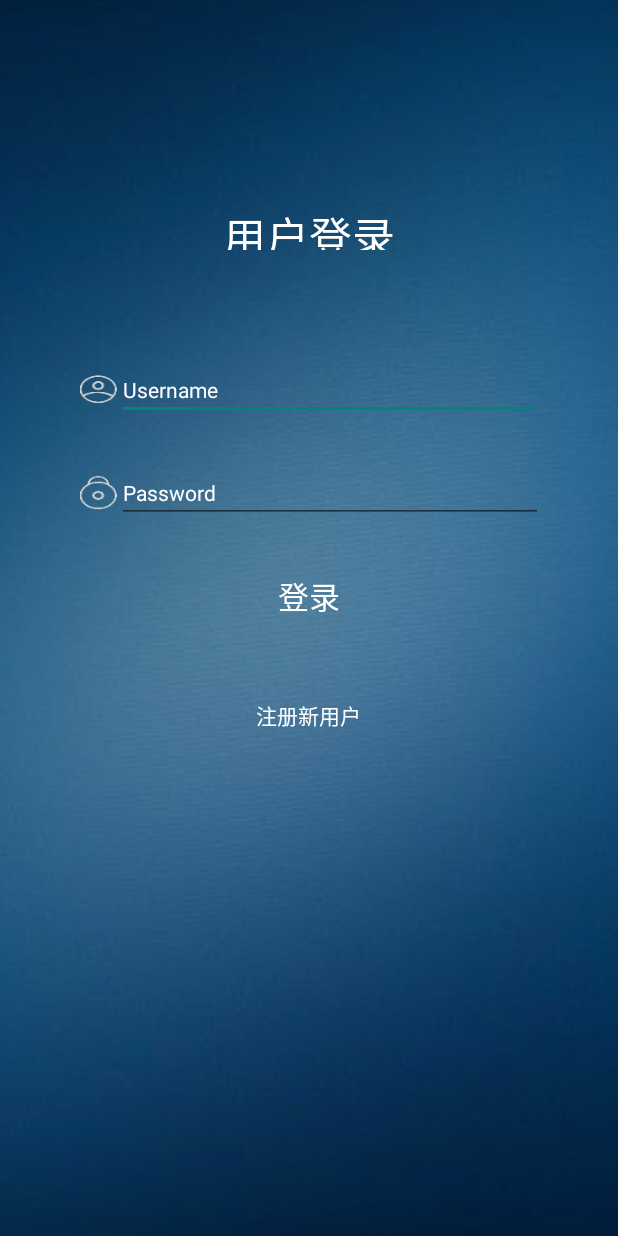
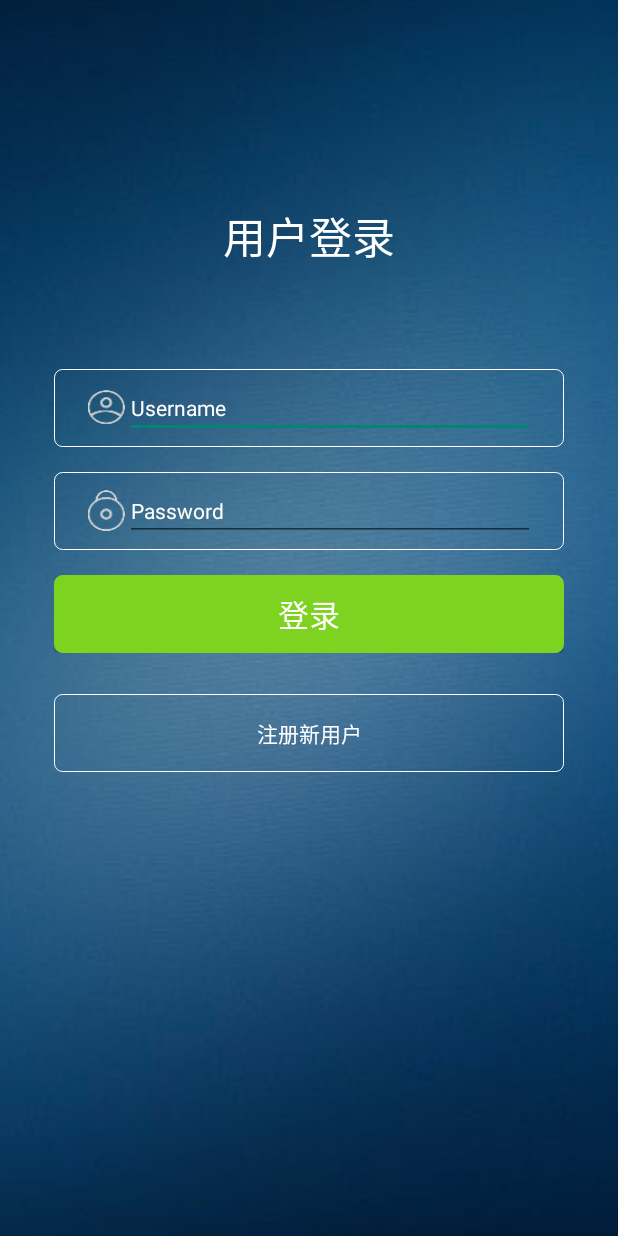
Before and after one commit to s-Heart/xunjian, an Android app: the layout activity_login.xml on its own in the app's theme, with its tools: preview values and no code run, on a phone screen of 412 x 824 dp. Run offline under Robolectric (Android 15) with nearby library versions, the phone set to English and light mode, and no system bars.

Commit message:
登录页ui优化

```diff
--- a/app/src/main/AndroidManifest.xml
+++ b/app/src/main/AndroidManifest.xml
@@ -10,16 +10,20 @@
         android:theme="@style/AppTheme">
 
         <activity android:name=".login.view.LoginActivity">
-
-        </activity>
-
-        <activity android:name=".MainActivity">
             <intent-filter>
                 <action android:name="android.intent.action.MAIN" />
 
                 <category android:name="android.intent.category.LAUNCHER" />
             </intent-filter>
         </activity>
+
+        <activity android:name=".MainActivity">
+            <!--<intent-filter>-->
+            <!--<action android:name="android.intent.action.MAIN" />-->
+
+            <!--<category android:name="android.intent.category.LAUNCHER" />-->
+            <!--</intent-filter>-->
+        </activity>
     </application>
 
 </manifest>
--- a/app/src/main/java/com/lingshikeji/xjapp/login/view/LoginActivity.java
+++ b/app/src/main/java/com/lingshikeji/xjapp/login/view/LoginActivity.java
@@ -4,6 +4,7 @@ import android.app.Activity;
 import android.content.Context;
 import android.os.Bundle;
 import android.os.PersistableBundle;
+import android.support.annotation.Nullable;
 
 import com.lingshikeji.xjapp.R;
 import com.lingshikeji.xjapp.login.frame.ILoginPresenter;
@@ -23,8 +24,8 @@ public class LoginActivity extends Activity implements ILoginView {
     private ILoginPresenter iLoginPresenter;
 
     @Override
-    public void onCreate(Bundle savedInstanceState, PersistableBundle persistentState) {
-        super.onCreate(savedInstanceState, persistentState);
+    protected void onCreate(@Nullable Bundle savedInstanceState) {
+        super.onCreate(savedInstanceState);
         initView();
         initData();
         initPresenter();
--- /dev/null
+++ b/app/src/main/res/drawable/selector_login.xml
@@ -0,0 +1,27 @@
+<?xml version="1.0" encoding="utf-8"?>
+<selector xmlns:android="http://schemas.android.com/apk/res/android">
+    <item android:state_pressed="true">
+        <shape>
+            <corners android:radius="@dimen/x10" />
+
+            <padding android:left="@dimen/x10" android:right="@dimen/x10" />
+            <solid android:color="#f07ed321" />
+            <stroke android:width="@dimen/x1" android:color="#7ed321" android:dashGap="0dp" />
+
+        </shape>
+    </item>
+    <!-- pressed -->
+
+    <item>
+        <shape>
+            <corners android:radius="@dimen/x10" />
+
+            <solid android:color="#ff7ed321" />
+            <padding android:left="@dimen/x10" android:right="@dimen/x10" />
+
+            <stroke android:width="@dimen/x1" android:color="#7ed321" android:dashGap="0dp" />
+        </shape>
+    </item>
+    <!-- default -->
+
+</selector>
--- /dev/null
+++ b/app/src/main/res/drawable/selector_register.xml
@@ -0,0 +1,27 @@
+<?xml version="1.0" encoding="utf-8"?>
+<selector xmlns:android="http://schemas.android.com/apk/res/android">
+    <item android:state_pressed="true">
+        <shape>
+            <corners android:radius="@dimen/x10" />
+
+            <padding android:left="@dimen/x10" android:right="@dimen/x10" />
+            <solid android:color="#0affffff" />
+            <stroke android:width="@dimen/x1" android:color="#ffffff" android:dashGap="0dp" />
+
+        </shape>
+    </item>
+    <!-- pressed -->
+
+    <item>
+        <shape>
+            <corners android:radius="@dimen/x10" />
+
+            <solid android:color="#00000000" />
+            <padding android:left="@dimen/x10" android:right="@dimen/x10" />
+
+            <stroke android:width="@dimen/x1" android:color="#ffffff" android:dashGap="0dp" />
+        </shape>
+    </item>
+    <!-- default -->
+
+</selector>
--- /dev/null
+++ b/app/src/main/res/drawable/shape_username.xml
@@ -0,0 +1,14 @@
+<?xml version="1.0" encoding="utf-8"?>
+<shape xmlns:android="http://schemas.android.com/apk/res/android">
+    <corners android:radius="@dimen/x10" />
+
+    <solid android:color="#00ffffff" />
+    <padding
+        android:left="@dimen/x10"
+        android:right="@dimen/x10" />
+
+    <stroke
+        android:width="@dimen/x1"
+        android:color="#ffffff"
+        android:dashGap="0dp" />
+</shape>
--- a/app/src/main/res/layout/activity_login.xml
+++ b/app/src/main/res/layout/activity_login.xml
@@ -7,7 +7,7 @@
     <RelativeLayout
         android:id="@+id/rl_yonghudenglu"
         android:layout_width="match_parent"
-        android:layout_height="@dimen/y60"
+        android:layout_height="wrap_content"
         android:layout_marginTop="@dimen/y266">
 
         <TextView
@@ -26,12 +26,13 @@
         android:layout_height="@dimen/y102"
         android:layout_below="@+id/rl_yonghudenglu"
         android:layout_centerHorizontal="true"
-        android:layout_marginTop="@dimen/y132">
-        <!--todo 圆角矩形画边框-->
+        android:layout_marginTop="@dimen/y132"
+        android:background="@drawable/shape_username">
+
         <ImageView
             android:id="@+id/iv_username"
             android:layout_width="@dimen/x46"
-            android:layout_height="@dimen/y46"
+            android:layout_height="@dimen/y56"
             android:layout_centerVertical="true"
             android:layout_marginLeft="@dimen/x32"
             android:background="@drawable/login_icon_username" />
@@ -55,12 +56,13 @@
         android:layout_height="@dimen/y102"
         android:layout_below="@+id/rl_username"
         android:layout_centerHorizontal="true"
-        android:layout_marginTop="@dimen/y32">
-        <!--todo 圆角矩形画边框-->
+        android:layout_marginTop="@dimen/y32"
+        android:background="@drawable/shape_username">
+
         <ImageView
             android:id="@+id/iv_password"
             android:layout_width="@dimen/x46"
-            android:layout_height="@dimen/y46"
+            android:layout_height="@dimen/y56"
             android:layout_centerVertical="true"
             android:layout_marginLeft="@dimen/x32"
             android:background="@drawable/login_icon_password" />
@@ -78,7 +80,6 @@
     </RelativeLayout>
 
     <!--login-->
-    <!--todo 圆角矩形-->
     <RelativeLayout
         android:id="@+id/rl_login"
         android:layout_width="@dimen/x638"
@@ -87,17 +88,16 @@
         android:layout_centerHorizontal="true"
         android:layout_marginTop="@dimen/y32">
 
-        <TextView
-            android:layout_width="wrap_content"
-            android:layout_height="wrap_content"
-            android:layout_centerInParent="true"
+        <Button
+            android:layout_width="match_parent"
+            android:layout_height="match_parent"
+            android:background="@drawable/selector_login"
             android:text="登录"
             android:textColor="#ffffff"
-            android:textSize="@dimen/y40"/>
+            android:textSize="@dimen/y40" />
     </RelativeLayout>
 
     <!--register-->
-    <!--todo 圆角矩形-->
     <RelativeLayout
         android:layout_width="@dimen/x638"
         android:layout_height="@dimen/y102"
@@ -105,13 +105,14 @@
         android:layout_centerHorizontal="true"
         android:layout_marginTop="@dimen/y54">
 
-        <TextView
-            android:layout_width="wrap_content"
-            android:layout_height="wrap_content"
-            android:layout_centerInParent="true"
+        <Button
+            android:layout_width="match_parent"
+            android:layout_height="match_parent"
+            android:background="@drawable/selector_register"
             android:text="注册新用户"
             android:textColor="#ffffff"
-            android:textSize="@dimen/y28"/>
+            android:textSize="@dimen/y28" />
+
     </RelativeLayout>
 
 </RelativeLayout>
```
